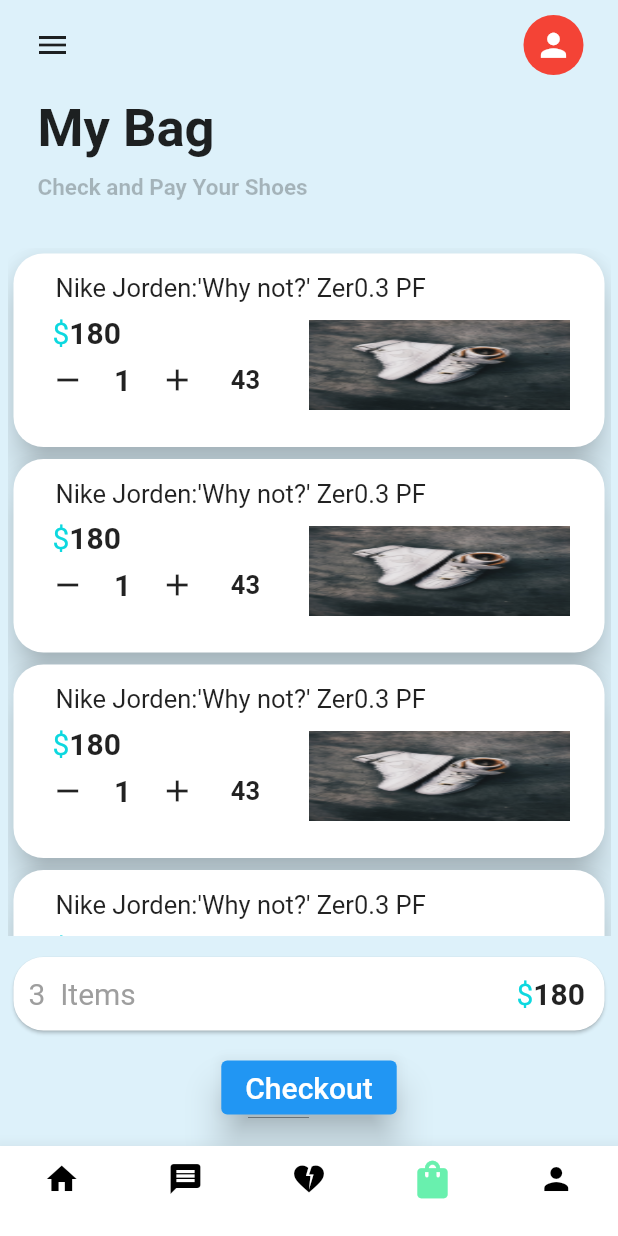
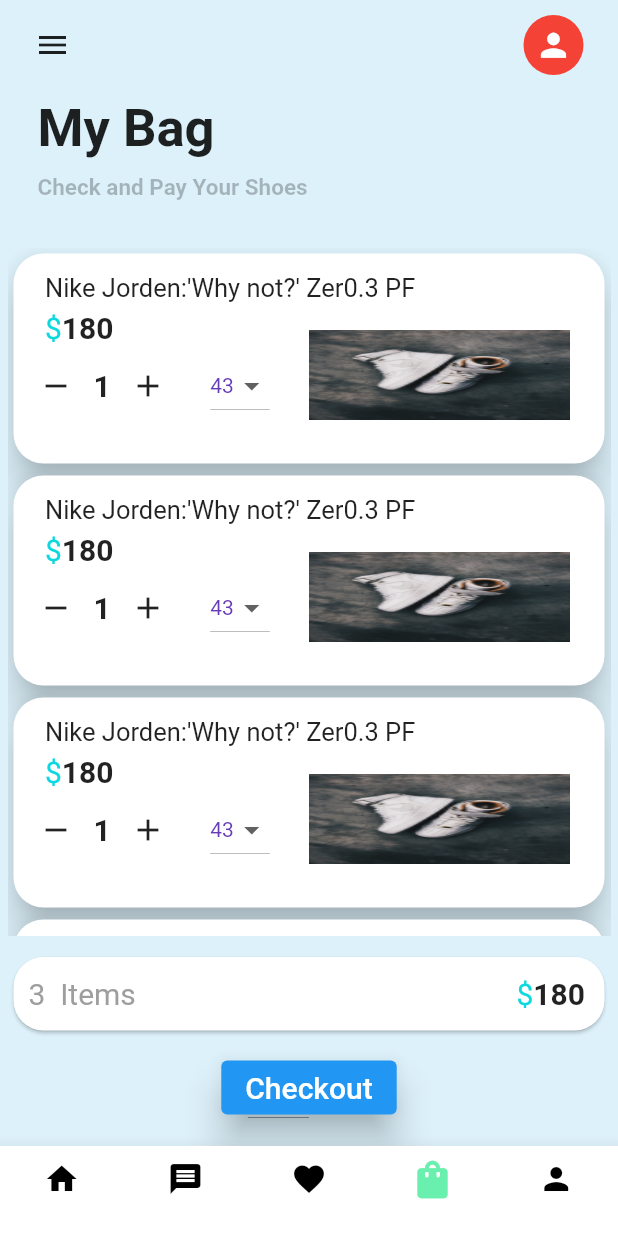
Before and after one commit to LilaKishan/Flutter_UI, a Flutter app: the screen it shows after launch, item 4 of the bottom bar chosen, on a phone screen of 412 x 824 dp. Run offline on Flutter 3.47's test engine with Material 2 defaults, Android fonts, the phone set to English and light mode, and no system bars.

Commit message:
last changes

```diff
--- a/lib/bottomnavigationbar.dart
+++ b/lib/bottomnavigationbar.dart
@@ -59,7 +59,7 @@ class _BottomNavigationBarPageState extends State<BottomNavigationBarPage> {
             label: '',
           ),
           BottomNavigationBarItem(
-            icon: Icon(Icons.heart_broken),
+            icon: Icon(Icons.favorite),
             label: '',
           ),
           BottomNavigationBarItem(
--- a/lib/cart_page.dart
+++ b/lib/cart_page.dart
@@ -2,6 +2,8 @@ import 'dart:ui';
 
 import 'package:flutter/material.dart';
 import 'package:shoping/first_page.dart';
+
+List<String> list1 = <String>['43', '44', '45', '46'];
 
 class CartPage extends StatefulWidget {
   @override
@@ -9,6 +11,8 @@ class CartPage extends StatefulWidget {
 }
 
 class _CartPageState extends State<CartPage> {
+  String dropdownValue1 = list1.first;
+  int count = 1;
   @override
   Widget build(BuildContext context) {
     return Scaffold(
@@ -172,14 +176,14 @@ class _CartPageState extends State<CartPage> {
       elevation: 10,
       shape: RoundedRectangleBorder(borderRadius: BorderRadius.circular(20)),
       child: Container(
-        height: 109,
+        height: 120,
         padding: EdgeInsets.all(3),
         //color: Colors.pinkAccent,
         margin: EdgeInsets.all(10),
         child: Column(
           children: [
             Container(
-              margin: EdgeInsets.only(left: 15),
+              margin: EdgeInsets.fromLTRB(8, 0, 0, 2),
               width: double.infinity,
               //color: Colors.green,
               child: Text(
@@ -199,11 +203,10 @@ class _CartPageState extends State<CartPage> {
                   children: [
                     Expanded(
                       child: Container(
-                        margin: EdgeInsets.all(5),
                         //color: Colors.red,
                         child: Column(children: [
                           Container(
-                            margin: EdgeInsets.only(left: 5),
+                            margin: EdgeInsets.fromLTRB(5, 0, 0, 0),
                             padding: EdgeInsets.all(3),
                             // height: 20,
                             child: Container(
@@ -227,17 +230,24 @@ class _CartPageState extends State<CartPage> {
                             ),
                           ),
                           Container(
-                            margin: EdgeInsets.fromLTRB(0, 2, 10, 2),
                             child: Row(children: [
                               Expanded(
-                                flex: 2,
                                 child: Container(
                                   //color: Colors.green,
                                   child: Row(children: [
                                     Expanded(
-                                      child: Container(
-                                        // color: Colors.red,
-                                        child: Icon(Icons.remove),
+                                      child: InkWell(
+                                        onTap: () {
+                                          setState(() {
+                                            if (count > 1) {
+                                              count--;
+                                            }
+                                          });
+                                        },
+                                        child: Container(
+                                          // color: Colors.red,
+                                          child: Icon(Icons.remove),
+                                        ),
                                       ),
                                     ),
                                     Expanded(
@@ -245,7 +255,7 @@ class _CartPageState extends State<CartPage> {
                                         // color: Colors.blue,
                                         child: Text(
                                           textAlign: TextAlign.center,
-                                          '1',
+                                          '$count',
                                           style: TextStyle(
                                               fontSize: 20,
                                               fontWeight: FontWeight.bold),
@@ -254,8 +264,15 @@ class _CartPageState extends State<CartPage> {
                                     ),
                                     Expanded(
                                       child: Container(
-                                        child: Icon(
-                                          Icons.add,
+                                        child: InkWell(
+                                          onTap: () {
+                                            setState(() {
+                                              count++;
+                                            });
+                                          },
+                                          child: Icon(
+                                            Icons.add,
+                                          ),
                                         ),
                                       ),
                                     ),
@@ -265,13 +282,29 @@ class _CartPageState extends State<CartPage> {
                               //+ 1 -
                               Expanded(
                                 child: Container(
-                                  padding: EdgeInsets.all(5),
                                   //color: Colors.red,
-                                  child: Text('43',
-                                      textAlign: TextAlign.center,
-                                      style: TextStyle(
-                                          fontSize: 17,
-                                          fontWeight: FontWeight.bold)),
+                                  child: Container(
+                                    alignment: AlignmentDirectional.center,
+                                    //margin: EdgeInsets.only(left: 20),
+                                    child: DropdownButton<String>(
+                                      value: dropdownValue1,
+                                      style: const TextStyle(
+                                          color: Colors.deepPurple),
+                                      onChanged: (String? value) {
+                                        setState(() {
+                                          dropdownValue1 = value!;
+                                        });
+                                      },
+                                      items: list1
+                                          .map<DropdownMenuItem<String>>(
+                                              (String value) {
+                                        return DropdownMenuItem<String>(
+                                          value: value,
+                                          child: Text(value),
+                                        );
+                                      }).toList(),
+                                    ),
+                                  ),
                                 ),
                               ),
                               //dropdown
```
